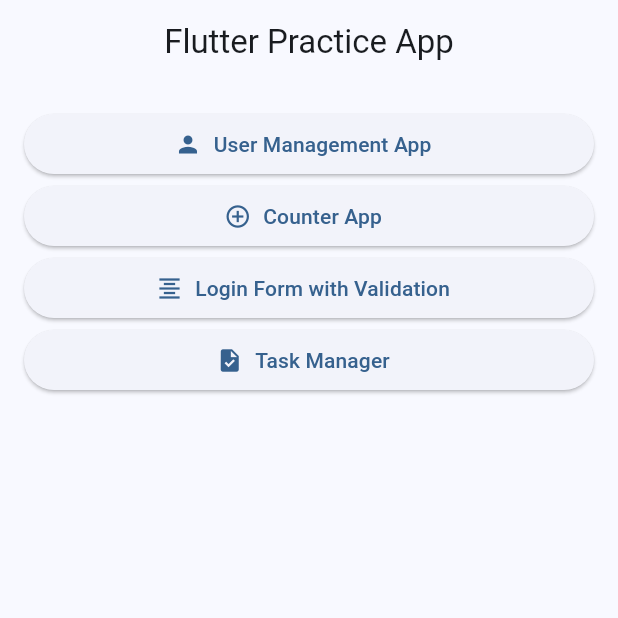
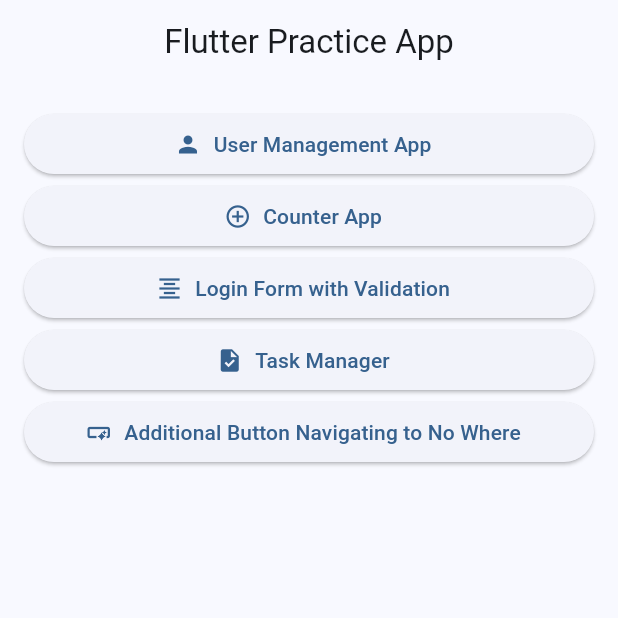
Before and after one commit to tahaa-workspace/mock_user_management_app, a Flutter app: the screen it shows after launch, on a phone screen of 412 x 824 dp, the top half of it. Run offline on Flutter 3.47's test engine with Material 3 defaults, Android fonts, the phone set to English and light mode, and no system bars; our stand-ins replace get, google_sign_in.

Commit message:
Add non-navigating button to home screen

```diff
--- a/lib/screens/home_screen.dart
+++ b/lib/screens/home_screen.dart
@@ -72,7 +72,12 @@
                 );
               },
             ),
-
+            buildElevatedButton(
+              context,
+              'Additional Button Navigating to No Where',
+              Icons.smart_button,
+              () {},
+            ),
           ],
         ),
       ),
```
